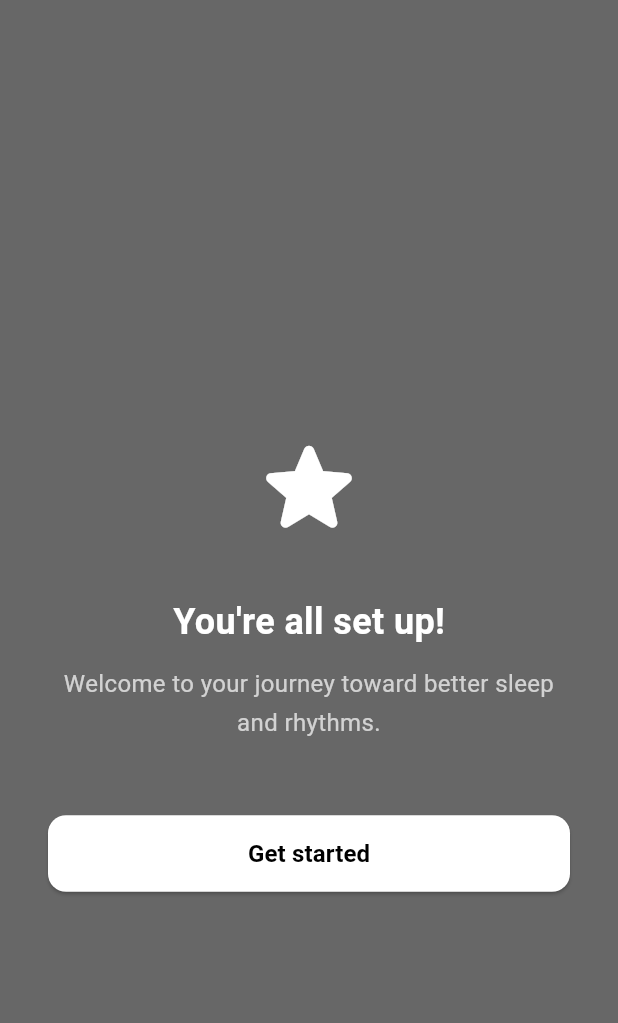
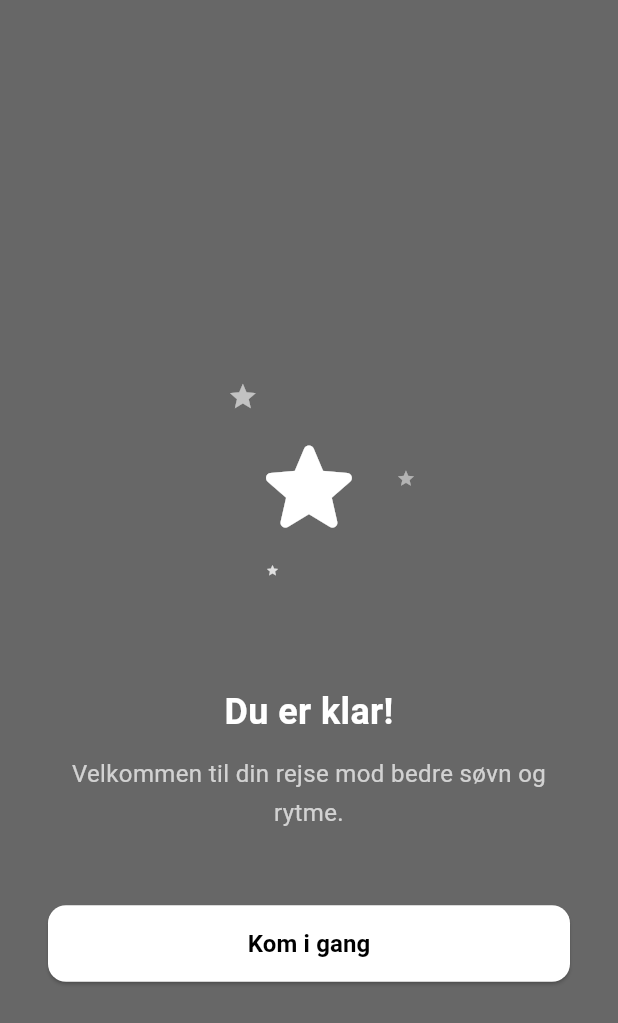
Before and after one commit to brokoline/OcutuneApplication, a Flutter app: the DoneSetupScreen screen opened by its route, on a phone screen of 412 x 824 dp. Shown: the top 1023 px of the screen. Run offline on Flutter 3.47's test engine with Material 3 defaults, Android fonts, the phone set to English and light mode, and no system bars.

Commit message:
mere db forbindelseeeeeee x10

```diff
--- a/lib/main.dart
+++ b/lib/main.dart
@@ -13,8 +13,8 @@ import 'package:ocutune_light_logger/screens/customer/register/survey/question_1
 import 'package:ocutune_light_logger/screens/customer/register/survey/question_2_screen.dart';
 import 'package:ocutune_light_logger/screens/customer/register/survey/question_3_screen.dart';
 import 'package:ocutune_light_logger/screens/customer/register/survey/question_4_screen.dart';
-import 'package:ocutune_light_logger/screens/customer/register/survey/morning_evening_type_screen.dart';
-import 'package:ocutune_light_logger/screens/customer/register/done_setup_screen.dart';
+import 'package:ocutune_light_logger/screens/customer/register/survey/question_5_screen.dart';
+import 'package:ocutune_light_logger/screens/customer/register/survey/done_setup_screen.dart';
 
 import 'package:ocutune_light_logger/theme/colors.dart';
 
@@ -55,7 +55,7 @@ class OcutuneApp extends StatelessWidget {
         '/Q2': (_) => const QuestionTwoScreen(),
         '/Q3': (_) => const QuestionThreeScreen(),
         '/Q4': (_) => const QuestionFourScreen(),
-        '/morningEveningType': (_) => const MorningEveningTypeScreen(),
+        '/Q5': (_) => const QuestionFiveScreen(),
         '/doneSetup': (_) => const DoneSetupScreen(),
       },
     );
--- a/lib/screens/customer/register/done_setup_screen.dart
+++ /dev/null
@@ -1,77 +0,0 @@
-import 'package:flutter/material.dart';
-import '/theme/colors.dart';
-
-class DoneSetupScreen extends StatelessWidget {
-  const DoneSetupScreen({super.key});
-
-  void _goToHome(BuildContext context) {
-    Navigator.pushNamedAndRemoveUntil(context, '/home', (route) => false);
-  }
-
-  @override
-  Widget build(BuildContext context) {
-    return Scaffold(
-      backgroundColor: lightGray,
-      appBar: AppBar(
-        backgroundColor: lightGray,
-        elevation: 0,
-        automaticallyImplyLeading: false,
-      ),
-      body: SafeArea(
-        child: Center(
-          child: Padding(
-            padding: const EdgeInsets.symmetric(horizontal: 32.0),
-            child: Column(
-              mainAxisAlignment: MainAxisAlignment.center,
-              children: [
-                const Icon(
-                  Icons.star_rounded,
-                  color: Colors.white,
-                  size: 80,
-                ),
-                const SizedBox(height: 32),
-                const Text(
-                  "You're all set up!",
-                  style: TextStyle(
-                    fontSize: 24,
-                    color: Colors.white,
-                    fontWeight: FontWeight.bold,
-                  ),
-                ),
-                const SizedBox(height: 12),
-                const Text(
-                  "Welcome to your journey toward better sleep and rhythms.",
-                  textAlign: TextAlign.center,
-                  style: TextStyle(
-                    fontSize: 16,
-                    height: 1.6,
-                    color: Colors.white70,
-                  ),
-                ),
-                const SizedBox(height: 48),
-                SizedBox(
-                  width: double.infinity,
-                  child: ElevatedButton(
-                    onPressed: () => _goToHome(context),
-                    style: ElevatedButton.styleFrom(
-                      backgroundColor: Colors.white,
-                      foregroundColor: Colors.black,
-                      padding: const EdgeInsets.symmetric(vertical: 14),
-                      shape: RoundedRectangleBorder(
-                        borderRadius: BorderRadius.circular(12),
-                      ),
-                    ),
-                    child: const Text(
-                      "Get started",
-                      style: TextStyle(fontSize: 16, fontWeight: FontWeight.w600),
-                    ),
-                  ),
-                ),
-              ],
-            ),
-          ),
-        ),
-      ),
-    );
-  }
-}
--- /dev/null
+++ b/lib/screens/customer/register/survey/done_setup_screen.dart
@@ -0,0 +1,187 @@
+import 'dart:math';
+import 'package:flutter/material.dart';
+import '/theme/colors.dart';
+
+class DoneSetupScreen extends StatefulWidget {
+  const DoneSetupScreen({super.key});
+
+  @override
+  State<DoneSetupScreen> createState() => _DoneSetupScreenState();
+}
+
+class _DoneSetupScreenState extends State<DoneSetupScreen>
+    with TickerProviderStateMixin {
+  late AnimationController _pulseController;
+  late AnimationController _orbitController;
+  late Animation<double> _scaleAnim;
+
+  @override
+  void initState() {
+    super.initState();
+
+    _pulseController = AnimationController(
+      vsync: this,
+      duration: const Duration(milliseconds: 1000),
+    )..repeat(reverse: true);
+
+    _orbitController = AnimationController(
+      vsync: this,
+      duration: const Duration(seconds: 6),
+    )..repeat();
+
+    _scaleAnim = Tween<double>(begin: 1.0, end: 1.15).animate(
+      CurvedAnimation(parent: _pulseController, curve: Curves.easeInOut),
+    );
+  }
+
+  @override
+  void dispose() {
+    _pulseController.dispose();
+    _orbitController.dispose();
+    super.dispose();
+  }
+
+  void _goToHome(BuildContext context) {
+    Navigator.pushNamedAndRemoveUntil(context, '/home', (route) => false);
+  }
+
+  Widget _orbitingStar({
+    required double angleOffset,
+    required double radius,
+    required double minSize,
+    required double maxSize,
+    required double opacity,
+  }) {
+    return AnimatedBuilder(
+      animation: _orbitController,
+      builder: (_, __) {
+        final angleDeg = (_orbitController.value * 360 + angleOffset) % 360;
+        final angle = angleDeg * (pi / 180);
+
+        final dx = radius * cos(angle);
+        final dy = radius * sin(angle);
+
+        // Størrelsen afhænger af vertikal position (illusion af dybde)
+        final size = minSize +
+            (maxSize - minSize) * (1 - sin(angle).clamp(-1.0, 1.0));
+
+        return Transform.translate(
+          offset: Offset(dx, dy),
+          child: Opacity(
+            opacity: opacity,
+            child: Icon(Icons.star, size: size, color: Colors.white),
+          ),
+        );
+      },
+    );
+  }
+
+  @override
+  Widget build(BuildContext context) {
+    return Scaffold(
+      backgroundColor: lightGray,
+      appBar: AppBar(
+        backgroundColor: lightGray,
+        elevation: 0,
+        automaticallyImplyLeading: false,
+      ),
+      body: SafeArea(
+        child: Center(
+          child: Padding(
+            padding: const EdgeInsets.symmetric(horizontal: 32.0),
+            child: Column(
+              mainAxisAlignment: MainAxisAlignment.center,
+              children: [
+                // ✨ Stjerner og effekter
+                SizedBox(
+                  height: 200,
+                  width: 200,
+                  child: Stack(
+                    alignment: Alignment.center,
+                    children: [
+                      // 🌟 Pulserende hovedstjerne
+                      AnimatedBuilder(
+                        animation: _scaleAnim,
+                        builder: (context, child) {
+                          return Transform.scale(
+                            scale: _scaleAnim.value,
+                            child: child,
+                          );
+                        },
+                        child: const Icon(
+                          Icons.star_rounded,
+                          color: Colors.white,
+                          size: 80,
+                        ),
+                      ),
+                      // ✨ Kredsstjerner med rotation og skalering
+                      _orbitingStar(
+                          angleOffset: 0,
+                          radius: 60,
+                          minSize: 8,
+                          maxSize: 16,
+                          opacity: 0.8),
+                      _orbitingStar(
+                          angleOffset: 120,
+                          radius: 75,
+                          minSize: 6,
+                          maxSize: 14,
+                          opacity: 0.6),
+                      _orbitingStar(
+                          angleOffset: 240,
+                          radius: 65,
+                          minSize: 6,
+                          maxSize: 12,
+                          opacity: 0.5),
+                    ],
+                  ),
+                ),
+                const SizedBox(height: 32),
+                const Text(
+                  "Du er klar!",
+                  style: TextStyle(
+                    fontSize: 24,
+                    color: Colors.white,
+                    fontWeight: FontWeight.bold,
+                  ),
+                ),
+                const SizedBox(height: 12),
+                const Text(
+                  "Velkommen til din rejse mod bedre søvn og rytme.",
+                  textAlign: TextAlign.center,
+                  style: TextStyle(
+                    fontSize: 16,
+                    height: 1.6,
+                    color: Colors.white70,
+                  ),
+                ),
+                const SizedBox(height: 48),
+                SizedBox(
+                  width: double.infinity,
+                  child: ElevatedButton(
+                    onPressed: () => _goToHome(context),
+                    style: ElevatedButton.styleFrom(
+                      backgroundColor: Colors.white,
+                      foregroundColor: Colors.black,
+                      padding: const EdgeInsets.symmetric(vertical: 14),
+                      shape: RoundedRectangleBorder(
+                        borderRadius: BorderRadius.circular(12),
+                      ),
+                    ),
+                    child: const Text(
+                      "Kom i gang",
+                      style: TextStyle(
+                        fontSize: 16,
+                        fontWeight: FontWeight.w600,
+                      ),
+                    ),
+                  ),
+                ),
+              ],
+            ),
+          ),
+        ),
+      ),
+    );
+  }
+}
```
Also changed, not shown: lib/screens/customer/register/survey/morning_evening_type_screen.dart (deleted, +0 -111 lines), lib/screens/customer/register/survey/question_4_screen.dart (+92 -26 lines), lib/screens/customer/register/survey/question_5_screen.dart (added, +175 -0 lines), lib/screens/patient/dashboard.dart (added).
